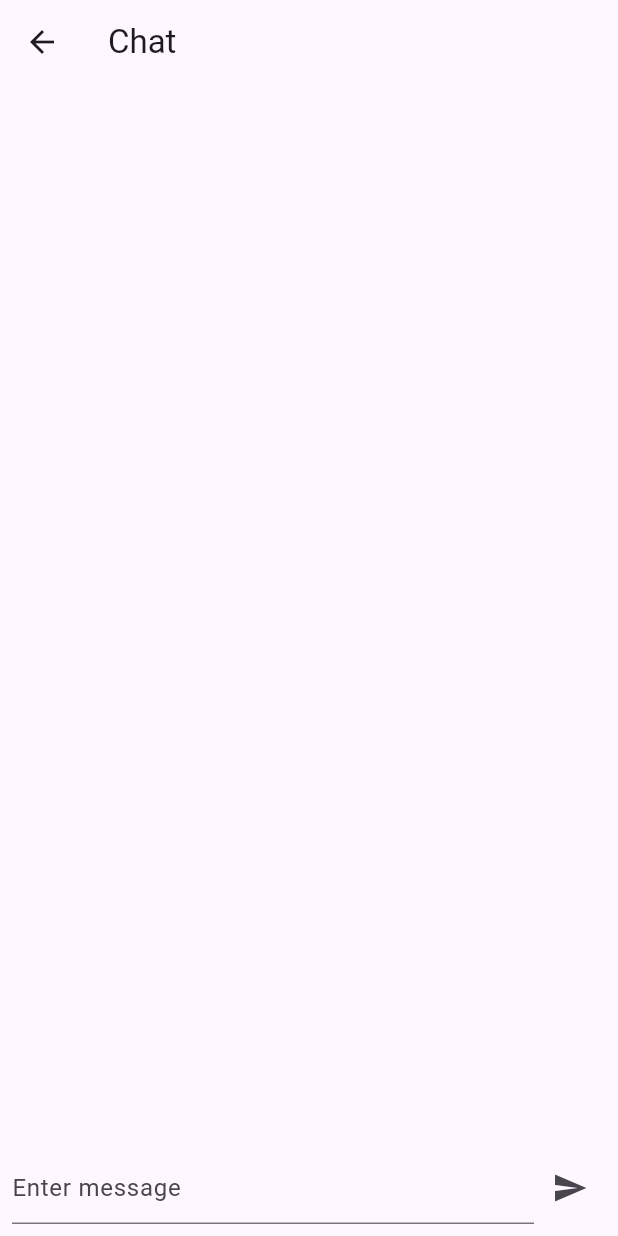
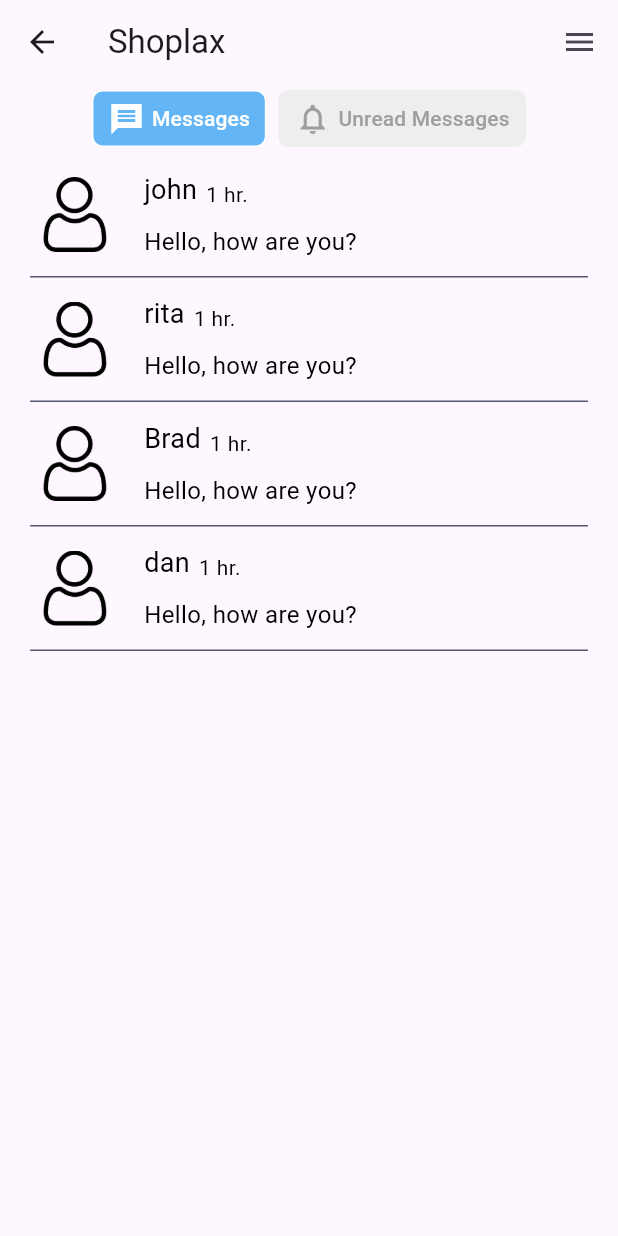
Before and after one commit to charles-praise/Nix, a Flutter app: the Chat screen opened directly, on a phone screen of 412 x 824 dp. Run offline on Flutter 3.47's test engine with Material 3 defaults, Android fonts, the light colour scheme and no system bars; drawn by our look-alikes of buttons_tabbar; our stand-ins replace cached_network_image, equatable, flutter_bloc, flutter_rating_bar, flutter_screenutil, flutter_secure_storage and 2 more; missing offline and left inert: flutter_masonry_view; accounts and stored records are empty; network calls fail.

Commit message:
ADDED THE CHAT UI

```diff
--- a/lib/export.dart
+++ b/lib/export.dart
@@ -3,6 +3,7 @@ export 'package:flutter_bloc/flutter_bloc.dart';
 export 'package:flutter_secure_storage/flutter_secure_storage.dart';
 export 'package:flutter_masonry_view/flutter_masonry_view.dart';
 export 'package:flutter_staggered_grid_view/flutter_staggered_grid_view.dart';
+export 'package:buttons_tabbar/buttons_tabbar.dart';
 export 'package:get_it/get_it.dart';
 export 'package:flutter_screenutil/flutter_screenutil.dart';
 export 'package:cached_network_image/cached_network_image.dart';
@@ -35,3 +36,5 @@ export 'view/products/shop.dart';
 export 'view/auth/auth_signUp.dart';
 export 'view/auth/auth_signIn.dart';
 export 'view/splash/splash.dart';
+export '/view/details/product_details.dart';
+export '/view/search/search.dart';
--- a/lib/utils/utils.dart
+++ b/lib/utils/utils.dart
@@ -1,6 +1,3 @@
-import 'package:shoplax_by_charles/view/details/product_details.dart';
-import 'package:shoplax_by_charles/view/search/search.dart';
-
 import '../export.dart';
 
 productFilter(BuildContext context, String query, List<ProductModel> item) =>
--- a/lib/view/chat/chat.dart
+++ b/lib/view/chat/chat.dart
@@ -1,5 +1,58 @@
-import 'package:flutter/material.dart';
 import 'package:web_socket_channel/io.dart';
+import 'widget/chat_widgets.dart';
+
+import '../../export.dart';
+
+List names = <String>['john', 'rita', 'Brad', 'dan'];
+
+final messages =
+    List.generate(friends.length, (index) => messagesWidget(friends[index]));
+final ureadMessage = List.generate(
+    friends.length, (index) => unreadMessagesWidget(friends[index], '5'));
+final missedCall =
+    List.generate(friends.length, (index) => missedCallsWidget(friends[index]));
+
+final friends = List<Friend>.generate(
+  names.length,
+  (index) =>
+      Friend(names[index], Assets.avatars[0], 'Hello, how are you?', '1 hr.'),
+);
+
+final List<Message> message = [
+  Message(1, "I Charles just finished the chat section."),
+  Message(0,
+      "But I may not go if the weather is bad. So lets see the weather condition 😀"),
+  Message(0, "I suppose I am."),
+  Message(1, "Are you going to market today?"),
+  Message(0, "I am good too"),
+  Message(1, "I am fine, thank you. How are you? "),
+  Message(1, "Hi,"),
+  Message(0, "How are you today?"),
+  Message(0, "Hello,"),
+];
+
+SingleChildScrollView allMessages() => SingleChildScrollView(
+      scrollDirection: Axis.vertical,
+      physics: const BouncingScrollPhysics(),
+      child: Padding(
+        padding: const EdgeInsets.only(left: 20.0, right: 20.0),
+        child: Column(
+          crossAxisAlignment: CrossAxisAlignment.start,
+          children: messages,
+        ),
+      ),
+    );
+SingleChildScrollView unreadMessages() => SingleChildScrollView(
+      scrollDirection: Axis.vertical,
+      physics: const BouncingScrollPhysics(),
+      child: Padding(
+        padding: const EdgeInsets.only(left: 20.0, right: 20.0),
+        child: Column(
+          crossAxisAlignment: CrossAxisAlignment.start,
+          children: ureadMessage,
+        ),
+      ),
+    );
 
 class Chat extends StatefulWidget {
   @override
@@ -40,32 +93,39 @@ class _ChatState extends State<Chat> {
 
   @override
   Widget build(BuildContext context) {
-    return Scaffold(
-      appBar: AppBar(title: const Text("Chat")),
-      body: Column(
-        children: [
-          Expanded(
-            child: ListView.builder(
-              itemCount: messages.length,
-              itemBuilder: (context, index) => ListTile(
-                title: Text(messages[index]),
-              ),
-            ),
+    return DefaultTabController(
+      length: 2,
+      child: Scaffold(
+        appBar: AppBar(
+          title: Text(
+            'Shoplax',
+            style: Theme.of(context).textTheme.titleLarge,
           ),
-          Padding(
-            padding: const EdgeInsets.all(8.0),
-            child: Row(
-              children: [
-                Expanded(
-                    child: TextField(
-                        controller: messageController,
-                        decoration:
-                            InputDecoration(hintText: "Enter message"))),
-                IconButton(icon: Icon(Icons.send), onPressed: sendMessage),
-              ],
-            ),
+          bottom: ButtonsTabBar(
+            unselectedBorderColor: Colors.transparent,
+            borderColor: Colors.white,
+            borderWidth: 1,
+            backgroundColor: Colors.blue.shade300,
+            unselectedBackgroundColor: Colors.grey.shade200,
+            unselectedLabelStyle: const TextStyle(color: Colors.grey),
+            labelStyle: const TextStyle(fontSize: 14, color: Colors.white),
+            contentPadding: const EdgeInsets.symmetric(horizontal: 10),
+            labelSpacing: 5,
+            tabs: const [
+              Tab(icon: Icon(Icons.message_sharp), text: 'Messages'),
+              Tab(
+                  icon: Icon(Icons.notifications_none_outlined),
+                  text: 'Unread Messages'),
+            ],
           ),
-        ],
+          actions: [const Icon(Icons.menu), SizedBox(width: 12.w)],
+        ),
+        body: TabBarView(
+          children: [
+            allMessages(),
+            unreadMessages(),
+          ],
+        ),
       ),
     );
   }
--- a/lib/view/profile/profile.dart
+++ b/lib/view/profile/profile.dart
@@ -127,11 +127,15 @@ class Profile extends StatelessWidget {
             appBar: AppBar(
               backgroundColor: Colors.grey.shade200,
               title: Text(
-                'Profile',
+                'Shoplax',
                 style: Theme.of(context).textTheme.titleLarge,
               ),
               iconTheme: const IconThemeData(color: Colors.black),
               elevation: 0,
+              actions: [
+                const Icon(Icons.person, size: 30),
+                SizedBox(width: 12.w)
+              ],
             ),
             body: SingleChildScrollView(
               controller: scrollController,
```
Also changed, not shown: lib/model/user.dart (+13 -0 lines), lib/view/chat/view/private_chat.dart (added, +210 -0 lines), lib/view/chat/widget/chat_widgets.dart (added, +303 -0 lines).
